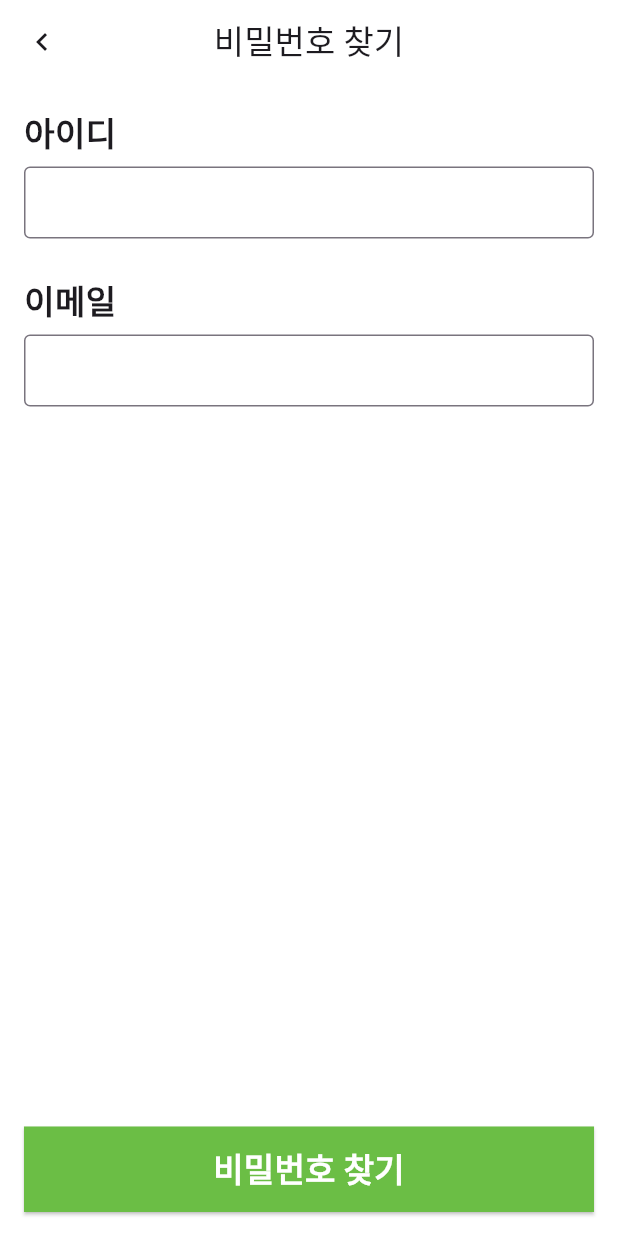
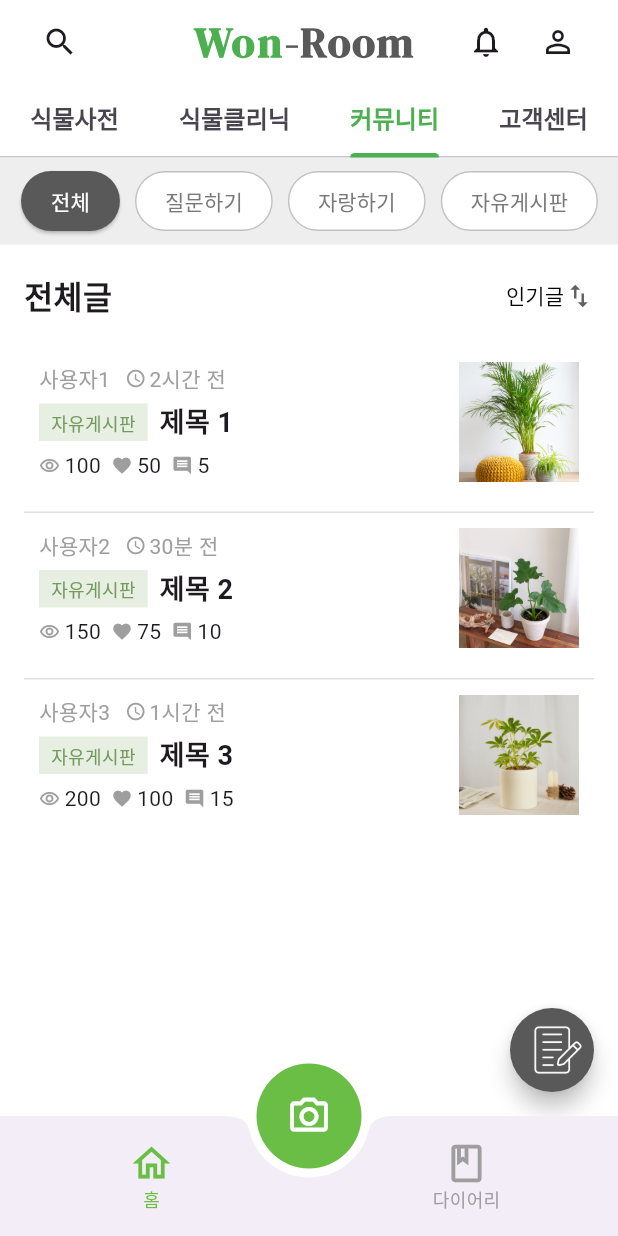
Before and after one commit to kimjaehui02/WonRoom, a Flutter app: the screen it shows after launch, on a phone screen of 412 x 824 dp. Run offline on Flutter 3.47's test engine with Material 3 defaults, Android fonts, the phone set to English and light mode, and no system bars; our stand-ins replace dio, flutter_secure_storage; Roboto replaces fonts that are missing (Pretendard); project files that could hold a hidden picture were left out.

Commit message:
커뮤니티, 스플래시, 글작성 화면생성, 게시글 상세정보 생성, 이미지 추가

```diff
--- /dev/null
+++ b/wonroom/lib/community.dart
@@ -0,0 +1,593 @@
+import 'package:flutter/material.dart';
+import 'package:wonroom/index.dart';
+import 'package:wonroom/postDetailPage.dart';
+import 'package:wonroom/writePage.dart';
+
+class Community extends StatefulWidget {
+  const Community({super.key});
+
+  @override
+  _CommunityState createState() => _CommunityState();
+}
+
+class _CommunityState extends State<Community> with SingleTickerProviderStateMixin {
+  late TabController _tabController;
+  int _selectedIndex = 0;
+  final ScrollController _scrollController = ScrollController();
+  bool _isFabVisible = false;
+  String _sortOption = '인기글';
+
+  @override
+  void initState() {
+    super.initState();
+    _tabController = TabController(length: 5, vsync: this);
+    _tabController.index = 3; // 커뮤니티 탭을 기본으로 설정
+    _scrollController.addListener(_scrollListener);
+  }
+
+  @override
+  void dispose() {
+    _scrollController.removeListener(_scrollListener);
+    _scrollController.dispose();
+    super.dispose();
+  }
+
+  void _scrollListener() {
+    if (_scrollController.offset >= 200 && !_isFabVisible) {
+      setState(() {
+        _isFabVisible = true;
+      });
+    } else if (_scrollController.offset < 200 && _isFabVisible) {
+      setState(() {
+        _isFabVisible = false;
+      });
+    }
+  }
+
+  void _onBottomNavBarItemTapped(int index) {
+    setState(() {
+      _selectedIndex = index;
+    });
+    if (index == 2) {
+      _tabController.index = 2;
+    }
+  }
+
+  void _scrollToTop() {
+    _scrollController.animateTo(
+      0,
+      duration: Duration(milliseconds: 500),
+      curve: Curves.easeInOut,
+    );
+  }
+
+  // 글작성
+  void _showWritePostDialog(BuildContext context) {
+    Navigator.push(
+      context,
+      MaterialPageRoute(builder: (context) => WritePage()),
+    );
+  }
+
+  @override
+  Widget build(BuildContext context) {
+    return Scaffold(
+      resizeToAvoidBottomInset: false,
+      appBar: AppBar(
+        title: Row(
+          children: [
+            IconButton(
+              icon: const Icon(Icons.search),
+              onPressed: () {},
+            ),
+            SizedBox(width: 40),
+            Expanded(
+              child: Center(
+                child: RichText(
+                  text: TextSpan(
+                    children: [
+                      TextSpan(
+                        text: 'Won',
+                        style: TextStyle(
+                          color: Colors.green,
+                          fontWeight: FontWeight.bold,
+                          fontFamily: 'DMSerifDisplay',
+                          letterSpacing: 2,
+                          fontSize: 28,
+                        ),
+                      ),
+                      TextSpan(
+                        text: '-Room',
+                        style: TextStyle(
+                          color: Color(0xff595959),
+                          fontWeight: FontWeight.bold,
+                          fontFamily: 'DMSerifDisplay',
+                          letterSpacing: 1,
+                          fontSize: 28,
+                        ),
+                      ),
+                    ],
+                  ),
+                ),
+              ),
+            ),
+            IconButton(
+              icon: const Icon(Icons.notifications_none_outlined),
+              onPressed: () {},
+            ),
+            IconButton(
+              icon: const Icon(Icons.person_outline),
+              onPressed: () {},
+            ),
+          ],
+        ),
+        bottom: TabBar(
+          controller: _tabController,
+          isScrollable: true,
+          labelColor: Colors.green,
+          labelStyle: const TextStyle(
+            fontSize: 16,
+            fontWeight: FontWeight.bold,
+          ),
+          indicatorColor: Colors.green,
+          indicatorPadding: EdgeInsets.zero,
+          indicatorWeight: 3.0,
+          tabAlignment: TabAlignment.start,
+          labelPadding: EdgeInsets.symmetric(horizontal: 20.0),
+          tabs: const [
+            Tab(text: '홈'),
+            Tab(text: '식물사전'),
+            Tab(text: '식물클리닉'),
+            Tab(text: '커뮤니티'),
+            Tab(text: '고객센터'),
+          ],
+        ),
+      ),
+      body: Stack(
+        children: [
+          TabBarView(
+            controller: _tabController,
+            children: [
+              _buildHomePage(),
+              _buildPlantDictionaryPage(),
+              _buildPlantClinicPage('식물클리닉 페이지'),
+              _buildCommunityPage(),
+              _buildCustomerServicePage('고객센터 페이지'),
+            ],
+          ),
+
+          // "Write Post" Floating Action Button
+          Positioned(
+            right: 16,
+            bottom: 16,
+            child: FloatingActionButton(
+              onPressed: () {
+                _showWritePostDialog(context);
+              },
+              child: Container(
+                padding: EdgeInsets.only(left: 8), // 왼쪽에만 패딩을 줍니다.
+                child: Image.asset(
+                  'images/write.png', // 이미지 경로를 지정하세요.
+                  width: 43, // 이미지의 너비
+                  height: 43, // 이미지의 높이
+                  color: Colors.white, // 이미지 색상 조정 (필요시)
+                ),
+              ),
+              backgroundColor: Color(0xff595959), // 버튼 배경색
+              shape: CircleBorder(), // 원형 버튼
+            ),
+          ),
+
+        ],
+      ),
+      bottomNavigationBar: BottomAppBar(
+        shape: CircularNotchedRectangle(),
+        notchMargin: 6.0,
+        child: Row(
+          mainAxisAlignment: MainAxisAlignment.spaceAround,
+          children: [
+            _buildBottomNavBarItem(
+              icon: Icons.home_outlined,
+              label: '홈',
+              index: 0,
+            ),
+            SizedBox(width: 40),
+            _buildBottomNavBarItem(
+              icon: Icons.book_outlined,
+              label: '다이어리',
+              index: 2,
+            ),
+          ],
+        ),
+      ),
+      floatingActionButtonLocation: FloatingActionButtonLocation.centerDocked,
+      floatingActionButton: Stack(
+        alignment: Alignment.center,
+        children: [
+          Container(
+            width: 70,
+            height: 70,
+            decoration: BoxDecoration(
+              shape: BoxShape.circle,
+              color: Color(0xff6bbe45),
+            ),
+            child: FloatingActionButton(
+              onPressed: () {},
+              backgroundColor: Colors.transparent,
+              elevation: 0,
+              child: Icon(
+                  Icons.camera_alt_outlined, color: Colors.white, size: 30),
+            ),
+          ),
+        ],
+      ),
+    );
+  }
+
+  Widget _buildBottomNavBarItem({
+    required IconData icon,
+    required String label,
+    required int index,
+  }) {
+    return Expanded(
+      child: InkWell(
+        onTap: () {
+          _onBottomNavBarItemTapped(index);
+        },
+        child: Column(
+          mainAxisSize: MainAxisSize.min,
+          children: [
+            Icon(
+              icon,
+              size: 30,
+              color: _selectedIndex == index ? Color(0xff6bbe45) : Colors.grey,
+            ),
+            Text(
+              label,
+              style: TextStyle(
+                color: _selectedIndex == index ? Color(0xff6bbe45) : Colors
+                    .grey,
+                fontSize: 12,
+              ),
+            ),
+          ],
+        ),
+      ),
+    );
+  }
+
+  Widget _buildHomePage() {
+    return Container();
+  }
+
+  Widget _buildPlantDictionaryPage() {
+    return Center(
+      child: Text('식물사전 페이지'),
+    );
+  }
+
+  Widget _buildPlantClinicPage(String text) {
+    return Center(
+      child: Text(text),
+    );
+  }
+
+  Widget _buildCommunityPage() {
+    return SingleChildScrollView(
+      scrollDirection: Axis.vertical,
+      controller: _scrollController,
+      child: Column(
+        children: [
+          // 버튼 컨테이너
+          Container(
+            padding: EdgeInsets.symmetric(vertical: 5, horizontal: 14),
+            color: Color(0xffeeeeee),
+            child: Row(
+              children: [
+                Expanded(
+                  child: Row(
+                    children: [
+                      ElevatedButton(
+                        style: ElevatedButton.styleFrom(
+                          backgroundColor: Color(0xff595959),
+                          padding: EdgeInsets.symmetric(
+                              vertical: 5, horizontal: 20),
+                          shape: RoundedRectangleBorder(
+                            borderRadius: BorderRadius.circular(20),
+                          ),
+                        ),
+                        onPressed: () {
+                          // Button click action
+                        },
+                        child: Text(
+                          '전체',
+                          style: TextStyle(color: Colors.white),
+                        ),
+                      ),
+                      SizedBox(width: 10),
+                      OutlinedButton(
+                        style: OutlinedButton.styleFrom(
+                          backgroundColor: Colors.white,
+                          padding: EdgeInsets.symmetric(
+                              vertical: 5, horizontal: 20),
+                          side: BorderSide(
+                            color: Color(0xffc2c2c2),
+                            width: 1,
+                          ),
+                          shape: RoundedRectangleBorder(
+                            borderRadius: BorderRadius.circular(20),
+                          ),
+                        ),
+                        onPressed: () {
+                          // Button click action
+                        },
+                        child: Text(
+                          '질문하기',
+                          style: TextStyle(color: Color(0xff787878)),
+                        ),
+                      ),
+                      SizedBox(width: 10),
+                      OutlinedButton(
+                        style: OutlinedButton.styleFrom(
+                          backgroundColor: Colors.white,
+                          padding: EdgeInsets.symmetric(
+                              vertical: 5, horizontal: 20),
+                          side: BorderSide(
+                            color: Color(0xffc2c2c2),
+                            width: 1,
+                          ),
+                          shape: RoundedRectangleBorder(
+                            borderRadius: BorderRadius.circular(20),
+                          ),
+                        ),
+                        onPressed: () {
+                          // Button click action
+                        },
+                        child: Text(
+                          '자랑하기',
+                          style: TextStyle(color: Color(0xff787878)),
+                        ),
+                      ),
+                      SizedBox(width: 10),
+                      OutlinedButton(
+                        style: OutlinedButton.styleFrom(
+                          backgroundColor: Colors.white,
+                          padding: EdgeInsets.symmetric(
+                              vertical: 5, horizontal: 20),
+                          side: BorderSide(
+                            color: Color(0xffc2c2c2),
+                            width: 1,
+                          ),
+                          shape: RoundedRectangleBorder(
+                            borderRadius: BorderRadius.circular(20),
+                          ),
+                        ),
+                        onPressed: () {
+                          // Button click action
+                        },
+                        child: Text(
+                          '자유게시판',
+                          style: TextStyle(color: Color(0xff787878)),
+                        ),
+                      ),
+                      SizedBox(width: 10),
+                    ],
+                  ),
+                ),
+              ],
+            ),
+          ),
+          // 탭바와 목록 사이에 "전체글" 제목 및 정렬 옵션 추가
+          Padding(
+            padding: const EdgeInsets.symmetric(
+                horizontal: 16.0, vertical: 10.0),
+            child: Row(
+              mainAxisAlignment: MainAxisAlignment.spaceBetween,
+              children: [
+                Text(
+                  '전체글',
+                  style: TextStyle(
+                    fontSize: 21,
+                    fontWeight: FontWeight.bold,
+                  ),
+                ),
+                Row(
+                  children: [
+                    DropdownButton<String>(
+                      value: _sortOption,
+                      icon: const Icon(Icons.import_export),
+                      iconSize: 20,
+                      elevation: 16,
+                      style: const TextStyle(color: Colors.black),
+                      underline: Container(
+                        height: 0,
+                      ),
+                      onChanged: (String? newValue) {
+                        setState(() {
+                          _sortOption = newValue!;
+                          // 정렬 로직 추가 가능
+                        });
+                      },
+                      items: <String>['인기글', '최신글', '리뷰순']
+                          .map<DropdownMenuItem<String>>((String value) {
+                        return DropdownMenuItem<String>(
+                          value: value,
+                          child: Text(value),
+                        );
+                      }).toList(),
+                    ),
+                  ],
+                ),
+              ],
+            ),
+          ),
+          // 게시물 목록
+          _buildPostList(),
+        ],
+      ),
+    );
+  }
+
+  Widget _buildCustomerServicePage(String text) {
+    return Center(
+      child: Text(text),
+    );
+  }
+
+  Widget _buildPostList() {
+    List<Map<String, dynamic>> posts = [
+      {
+        'imageUrl': 'images/아레카야자.jpg',
+        'title': '제목 1',
+        'username': '사용자1',
+        'time': '2시간 전',
+        'views': 100,
+        'likes': 50,
+        'comments': 5,
+      },
+      {
+        'imageUrl': 'images/필로덴드론 호프셀렘.jpg',
+        'title': '제목 2',
+        'username': '사용자2',
+        'time': '30분 전',
+        'views': 150,
+        'likes': 75,
+        'comments': 10,
+      },
+      {
+        'imageUrl': 'images/홍콩야자.jpeg',
+        'title': '제목 3',
+        'username': '사용자3',
+        'time': '1시간 전',
+        'views': 200,
+        'likes': 100,
+        'comments': 15,
+      },
+    ];
+
+    return ListView.builder(
+      shrinkWrap: true,
+      physics: NeverScrollableScrollPhysics(),
+      itemCount: posts.length,
+      itemBuilder: (context, index) {
+        // 마지막 항목 여부를 판단하여 전달
+        return _buildPostItem(posts[index], index == posts.length - 1);
+      },
+    );
+  }
+
+
+  Widget _buildPostItem(Map<String, dynamic> post, bool isLast) {
+    return GestureDetector(
+      onTap: () {
+        Navigator.push(
+          context,
+          MaterialPageRoute(builder: (context) => Postdetailpage(post: post)),
+        );
+      },
+      child: Container(
+        padding: EdgeInsets.all(10),
+        margin: EdgeInsets.symmetric(horizontal: 16.0), // 좌우에 padding 추가
+        decoration: BoxDecoration(
+          border: Border(
+            bottom: isLast ? BorderSide.none : BorderSide(
+              color: Colors.grey.shade300,
+              width: 1,
+            ),
+          ),
+        ),
+        child: Column(
+          children: [
+            Row(
+              children: [
+                Expanded(
+                  child: Column(
+                    crossAxisAlignment: CrossAxisAlignment.start,
+                    children: [
+                      Row(
+                        children: [
+                          Text(
+                            '${post['username']}',
+                            style: TextStyle(
+                              color: Colors.grey,
+                              fontSize: 14,
+                            ),
+                          ),
+                          SizedBox(width: 10),
+                          Icon(Icons.access_time, size: 14, color: Colors.grey),
+                          SizedBox(width: 2),
+                          Text(
+                            '${post['time']}',
+                            style: TextStyle(
+                              color: Colors.grey,
+                              fontSize: 14,
+                            ),
+                          ),
+                        ],
+                      ),
+                      SizedBox(height: 5),
+                      Row(
+                        children: [
+                          Container(
+                            padding: EdgeInsets.symmetric(horizontal: 8, vertical: 4),
+                            color: Color(0xffe7efe2),
+                            child: Text(
+                              '자유게시판',
+                              style: TextStyle(
+                                color: Color(0xff739A5C),
+                                fontSize: 12,
+                              ),
+                            ),
+                          ),
+                          SizedBox(width: 8),
+                          Text(
+                            post['title'],
+                            style: TextStyle(
+                              fontWeight: FontWeight.bold,
+                              fontSize: 18,
+                            ),
+                          ),
+                        ],
+                      ),
+                      SizedBox(height: 5),
+                      Row(
+                        children: [
+                          Icon(Icons.remove_red_eye_outlined, size: 14, color: Colors.grey),
+                          SizedBox(width: 3),
+                          Text('${post['views']}'),
+                          SizedBox(width: 7),
+                          Icon(Icons.favorite, size: 14, color: Colors.grey),
+                          SizedBox(width: 3),
+                          Text('${post['likes']}'),
+                          SizedBox(width: 7),
+                          Icon(Icons.comment, size: 14, color: Colors.grey),
+                          SizedBox(width: 3),
+                          Text('${post['comments']}'),
+                        ],
+                      ),
+                    ],
+                  ),
+                ),
+                SizedBox(width: 10),
+                Image.asset(
+                  post['imageUrl'],
+                  width: 80,
+                  height: 80,
+                  fit: BoxFit.cover,
+                ),
+              ],
+            ),
+            if (!isLast) SizedBox(height: 10),
+          ],
+        ),
+      ),
+    );
+  }
+
+
+
+
+
+
+
+}
--- a/wonroom/lib/index.dart
+++ b/wonroom/lib/index.dart
@@ -152,7 +152,7 @@ class _IndexState extends State<Index> with SingleTickerProviderStateMixin {
               child: FloatingActionButton(
                 onPressed: _scrollToTop,
                 child: Icon(Icons.arrow_upward),
-                backgroundColor: Colors.green,
+                backgroundColor: Color(0xff6bbe45),
               ),
             ),
         ],
@@ -192,7 +192,7 @@ class _IndexState extends State<Index> with SingleTickerProviderStateMixin {
             height: 70, // 버튼의 세로 크기
             decoration: BoxDecoration(
               shape: BoxShape.circle,
-              color: Colors.lightGreen[600], // 연두색
+              color: Color(0xff6bbe45), // 연두색
             ),
             child: FloatingActionButton(
               onPressed: () {},
@@ -223,13 +223,13 @@ class _IndexState extends State<Index> with SingleTickerProviderStateMixin {
             Icon(
               icon,
               size: 30,
-              color: _selectedIndex == index ? Colors.lightGreen[600] : Colors
+              color: _selectedIndex == index ? Color(0xff6bbe45) : Colors
                   .grey,
             ),
             Text(
               label,
               style: TextStyle(
-                color: _selectedIndex == index ? Colors.lightGreen[600] : Colors
+                color: _selectedIndex == index ? Color(0xff6bbe45) : Colors
                     .grey,
                 fontSize: 12,
               ),
@@ -330,7 +330,7 @@ class _IndexState extends State<Index> with SingleTickerProviderStateMixin {
                               iconColor: Colors.lightBlueAccent,
                               iconSize: 20,
                             ),
-                            const SizedBox(width: 10),
+                            const SizedBox(width: 15),
                             _buildActionContainer(
                               icon: 'images/potion.png',
                               text: '영양제',
@@ -541,7 +541,7 @@ class _IndexState extends State<Index> with SingleTickerProviderStateMixin {
   //           child: ElevatedButton(
   //             onPressed: () {},
   //             style: ElevatedButton.styleFrom(
-  //               backgroundColor: Colors.green,
+  //               backgroundColor: Color(0xff6bbe45),
   //               shape: RoundedRectangleBorder(
   //                 borderRadius: BorderRadius.circular(10),
   //               ),
--- a/wonroom/lib/main.dart
+++ b/wonroom/lib/main.dart
@@ -1,6 +1,7 @@
 import 'package:flutter/material.dart';
 import 'package:wonroom/Finding_Pw.dart';
 import 'package:wonroom/Finding_Pw_Temporarily.dart';
+import 'package:wonroom/community.dart';
 import 'package:wonroom/index.dart';
 import 'package:wonroom/intro.dart';
 import 'package:wonroom/join.dart';
@@ -8,6 +9,8 @@ import 'package:wonroom/login.dart';
 import 'package:wonroom/myPlant.dart';
 import 'package:wonroom/myPlantNull.dart';
 import 'package:wonroom/plantDictionary.dart';
+import 'package:wonroom/splash.dart';
+import 'package:wonroom/writePage.dart';
 
 
 void main() {
@@ -29,7 +32,7 @@ class MyApp extends StatelessWidget {
         backgroundColor: Colors.white, // 앱바 배경색
       ),
     ),
-    home: FindingPw(),
+    home: Community(),
     );
   }
 }
--- /dev/null
+++ b/wonroom/lib/postDetailPage.dart
@@ -0,0 +1,14 @@
+import 'package:flutter/material.dart';
+
+class Postdetailpage extends StatelessWidget {  // Rename constructor to `Postdetailpage`
+  final Map<String, dynamic> post;
+
+  const Postdetailpage({Key? key, required this.post}) : super(key: key);  // Constructor matches the class name
+
+  @override
+  Widget build(BuildContext context) {
+    return Scaffold(
+
+    );
+  }
+}
--- /dev/null
+++ b/wonroom/lib/splash.dart
@@ -0,0 +1,64 @@
+import 'package:flutter/material.dart';
+import 'package:wonroom/join.dart';
+
+class Splash extends StatelessWidget {
+  const Splash({super.key});
+
+  @override
+  Widget build(BuildContext context) {
+    return Scaffold(
+      body: Column(
+        children: [
+          // 중앙에 위치할 텍스트들
+          Expanded(
+            child: Center(
+              child: Padding(
+                padding: const EdgeInsets.all(16.0),
+                child: Column(
+                  mainAxisSize: MainAxisSize.min, // 최소한의 높이로 설정
+                  children: [
+                    // 이미지 추가
+                    Image.asset(
+                      'images/스플래시2.png', // 이미지 경로 (프로젝트의 assets 폴더 내에 위치)
+                      height: 110, // 이미지의 높이 조정
+                      width: 110, // 이미지의 너비 조정
+                    ),
+                    SizedBox(height: 3), // 이미지와 텍스트 사이의 공간
+                    RichText(
+                      textAlign: TextAlign.center,
+                      text: TextSpan(
+                        children: [
+                          TextSpan(
+                            text: 'Won', // 초록색으로 할 부분
+                            style: TextStyle(
+                              color: Colors.green,
+                              fontWeight: FontWeight.bold,
+                              fontFamily: 'DMSerifDisplay',
+                              letterSpacing: 2,
+                              fontSize: 42,
+                            ),
+                          ),
+                          TextSpan(
+                            text: '-Room', // 나머지 부분
+                            style: TextStyle(
+                              color: Color(0xff595959),
+                              fontWeight: FontWeight.bold,
+                              fontFamily: 'DMSerifDisplay',
+                              letterSpacing: 1,
+                              fontSize: 42,
+                            ),
+                          ),
+                        ],
+                      ),
+                    ),
+                    SizedBox(height: 10), // 두 텍스트 사이의 공간
+                  ],
+                ),
+              ),
+            ),
+          ),
+        ],
+      ),
+    );
+  }
+}
--- /dev/null
+++ b/wonroom/lib/writePage.dart
@@ -0,0 +1,10 @@
+import 'package:flutter/material.dart';
+
+class WritePage extends StatelessWidget {
+  const WritePage({super.key});
+
+  @override
+  Widget build(BuildContext context) {
+    return const Placeholder();
+  }
+}
```
Also changed, not shown: wonroom/images/chat.png (added), wonroom/images/write.png (added), wonroom/images/스플래시2.png (added), wonroom/images/아레카야자.jpg (added), wonroom/images/필로덴드론 호프셀렘.jpg (added).
